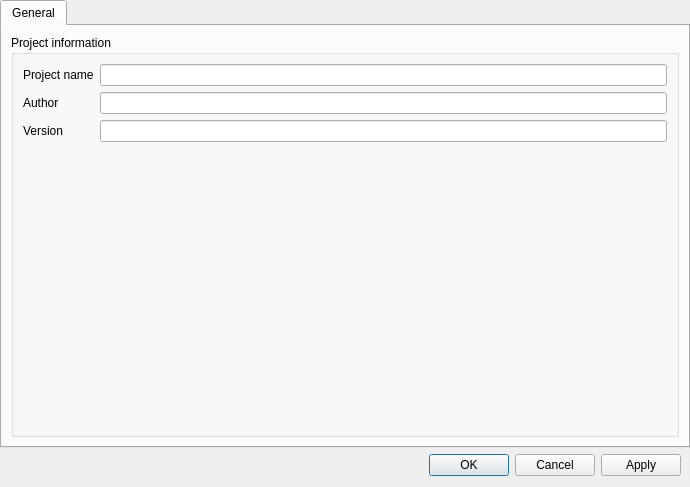
Above: src/ui/project_properties.ui from LNDF/Element-Editor before the change. Below: the same form after it.
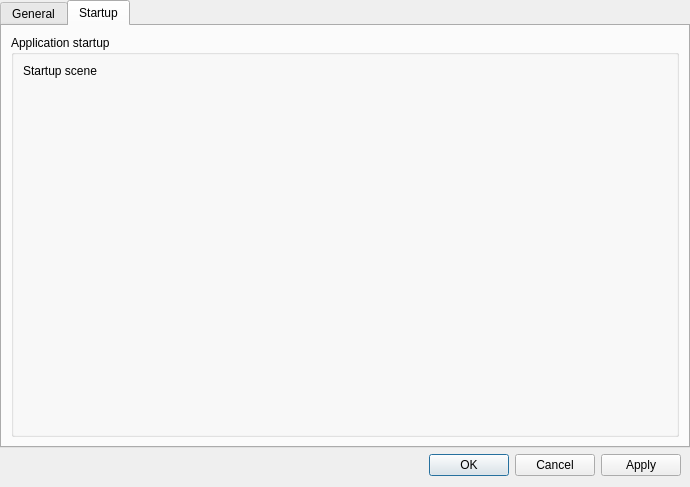
That is the form after the change. The open tabs and pages were chosen to show the change.

Commit message: Startup scene ui

Patch:
```diff
--- a/src/ui/project_properties.ui
+++ b/src/ui/project_properties.ui
@@ -83,6 +83,56 @@
        </item>
       </layout>
      </widget>
+     <widget class="QWidget" name="startup">
+      <property name="enabled">
+       <bool>true</bool>
+      </property>
+      <attribute name="title">
+       <string>Startup</string>
+      </attribute>
+      <layout class="QVBoxLayout" name="verticalLayout_3">
+       <item>
+        <widget class="QGroupBox" name="startup_info">
+         <property name="title">
+          <string>Application startup</string>
+         </property>
+         <property name="flat">
+          <bool>true</bool>
+         </property>
+         <layout class="QFormLayout" name="formLayout_2">
+          <item row="0" column="0">
+           <widget class="QLabel" name="startup_scene_label">
+            <property name="text">
+             <string>Startup scene</string>
+            </property>
+           </widget>
+          </item>
+          <item row="0" column="1">
+           <widget class="QWidget" name="startup_scene_container" native="true">
+            <layout class="QHBoxLayout" name="horizontalLayout_2">
+             <property name="spacing">
+              <number>0</number>
+             </property>
+             <property name="leftMargin">
+              <number>0</number>
+             </property>
+             <property name="topMargin">
+              <number>0</number>
+             </property>
+             <property name="rightMargin">
+              <number>0</number>
+             </property>
+             <property name="bottomMargin">
+              <number>0</number>
+             </property>
+            </layout>
+           </widget>
+          </item>
+         </layout>
+        </widget>
+       </item>
+      </layout>
+     </widget>
     </widget>
    </item>
    <item>
```
Left out of the diff: 3 changed lines with no effect on the pictures. The commit also changes 2 other files.
